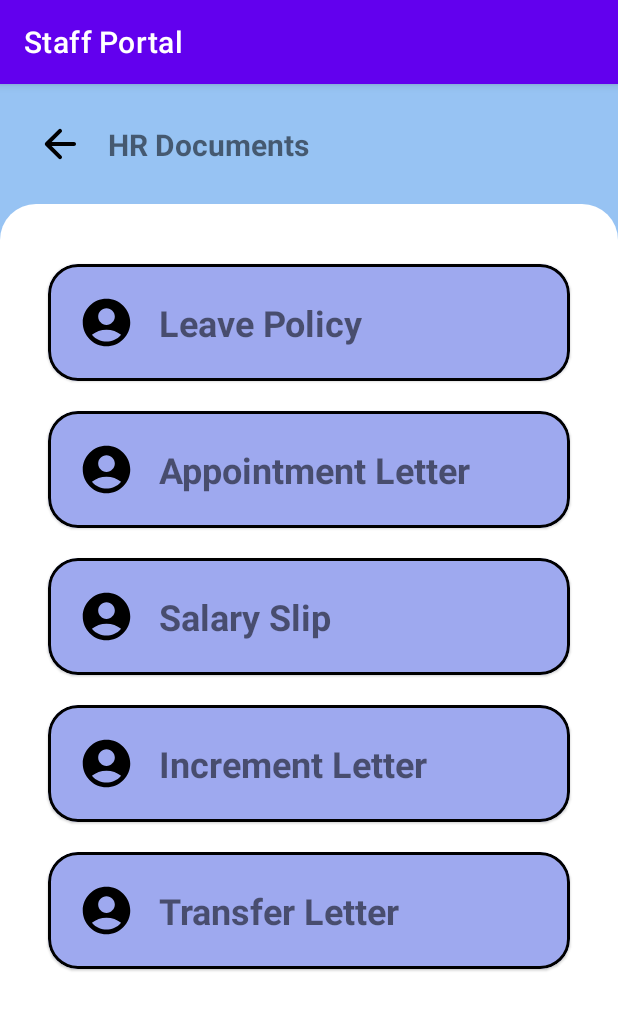
After one commit to harshpatel99/Staff_Portal_by_UnifiedPTS, an Android app: the fragment HRDocumentsHomeFragment shown on its own in the app's theme, on a phone screen of 412 x 824 dp. The commit adds this screen. Shown: the top 1010 px of the screen. Run offline under Robolectric (Android 15) with nearby library versions, the phone set to English and light mode, and no system bars.

Commit message:
Started with HR documetns

```diff
--- /dev/null
+++ b/app/src/main/java/com/unifiedpts/staffportal/fragment/HRDocumentsHomeFragment.kt
@@ -0,0 +1,60 @@
+package com.unifiedpts.staffportal.fragment
+
+import android.os.Bundle
+import androidx.fragment.app.Fragment
+import android.view.LayoutInflater
+import android.view.View
+import android.view.ViewGroup
+import com.unifiedpts.staffportal.R
+
+// TODO: Rename parameter arguments, choose names that match
+// the fragment initialization parameters, e.g. ARG_ITEM_NUMBER
+private const val ARG_PARAM1 = "param1"
+private const val ARG_PARAM2 = "param2"
+
+/**
+ * A simple [Fragment] subclass.
+ * Use the [HRDocumentsHomeFragment.newInstance] factory method to
+ * create an instance of this fragment.
+ */
+class HRDocumentsHomeFragment : Fragment() {
+    // TODO: Rename and change types of parameters
+    private var param1: String? = null
+    private var param2: String? = null
+
+    override fun onCreate(savedInstanceState: Bundle?) {
+        super.onCreate(savedInstanceState)
+        arguments?.let {
+            param1 = it.getString(ARG_PARAM1)
+            param2 = it.getString(ARG_PARAM2)
+        }
+    }
+
+    override fun onCreateView(
+        inflater: LayoutInflater, container: ViewGroup?,
+        savedInstanceState: Bundle?
+    ): View? {
+        // Inflate the layout for this fragment
+        return inflater.inflate(R.layout.fragment_h_r_documents_home, container, false)
+    }
+
+    companion object {
+        /**
+         * Use this factory method to create a new instance of
+         * this fragment using the provided parameters.
+         *
+         * @param param1 Parameter 1.
+         * @param param2 Parameter 2.
+         * @return A new instance of fragment HRDocumentsHomeFragment.
+         */
+        // TODO: Rename and change types and number of parameters
+        @JvmStatic
+        fun newInstance(param1: String, param2: String) =
+            HRDocumentsHomeFragment().apply {
+                arguments = Bundle().apply {
+                    putString(ARG_PARAM1, param1)
+                    putString(ARG_PARAM2, param2)
+                }
+            }
+    }
+}
--- /dev/null
+++ b/app/src/main/java/com/unifiedpts/staffportal/fragment/SalarySlipFragment.kt
@@ -0,0 +1,60 @@
+package com.unifiedpts.staffportal.fragment
+
+import android.os.Bundle
+import androidx.fragment.app.Fragment
+import android.view.LayoutInflater
+import android.view.View
+import android.view.ViewGroup
+import com.unifiedpts.staffportal.R
+
+// TODO: Rename parameter arguments, choose names that match
+// the fragment initialization parameters, e.g. ARG_ITEM_NUMBER
+private const val ARG_PARAM1 = "param1"
+private const val ARG_PARAM2 = "param2"
+
+/**
+ * A simple [Fragment] subclass.
+ * Use the [SalarySlipFragment.newInstance] factory method to
+ * create an instance of this fragment.
+ */
+class SalarySlipFragment : Fragment() {
+    // TODO: Rename and change types of parameters
+    private var param1: String? = null
+    private var param2: String? = null
+
+    override fun onCreate(savedInstanceState: Bundle?) {
+        super.onCreate(savedInstanceState)
+        arguments?.let {
+            param1 = it.getString(ARG_PARAM1)
+            param2 = it.getString(ARG_PARAM2)
+        }
+    }
+
+    override fun onCreateView(
+        inflater: LayoutInflater, container: ViewGroup?,
+        savedInstanceState: Bundle?
+    ): View? {
+        // Inflate the layout for this fragment
+        return inflater.inflate(R.layout.fragment_salary_slip, container, false)
+    }
+
+    companion object {
+        /**
+         * Use this factory method to create a new instance of
+         * this fragment using the provided parameters.
+         *
+         * @param param1 Parameter 1.
+         * @param param2 Parameter 2.
+         * @return A new instance of fragment SalarySlipFragment.
+         */
+        // TODO: Rename and change types and number of parameters
+        @JvmStatic
+        fun newInstance(param1: String, param2: String) =
+            SalarySlipFragment().apply {
+                arguments = Bundle().apply {
+                    putString(ARG_PARAM1, param1)
+                    putString(ARG_PARAM2, param2)
+                }
+            }
+    }
+}
--- /dev/null
+++ b/app/src/main/res/layout/fragment_h_r_documents_home.xml
@@ -0,0 +1,288 @@
+<?xml version="1.0" encoding="utf-8"?>
+<androidx.constraintlayout.widget.ConstraintLayout xmlns:android="http://schemas.android.com/apk/res/android"
+    xmlns:app="http://schemas.android.com/apk/res-auto"
+    xmlns:tools="http://schemas.android.com/tools"
+    android:layout_width="match_parent"
+    android:layout_height="match_parent"
+    android:background="@color/primary_color_home"
+    tools:context=".fragment.HRDocumentsHomeFragment">
+
+    <ImageView
+        android:id="@+id/hrDocumentHomeBackImageView"
+        android:layout_width="32dp"
+        android:layout_height="32dp"
+        android:layout_marginStart="24dp"
+        android:layout_marginTop="24dp"
+        android:layout_marginBottom="16dp"
+        android:src="@drawable/round_arrow_back_24"
+        app:layout_constraintLeft_toLeftOf="parent"
+        app:layout_constraintTop_toTopOf="parent" />
+
+    <TextView
+        android:id="@+id/hrDocumentHomePrimaryTextView"
+        android:layout_width="wrap_content"
+        android:layout_height="wrap_content"
+        android:layout_marginStart="16dp"
+        android:text="@string/hr_documents"
+        android:textSize="@dimen/app_title_text_size"
+        android:textStyle="bold"
+        app:layout_constraintBottom_toBottomOf="@id/hrDocumentHomeBackImageView"
+        app:layout_constraintStart_toEndOf="@id/hrDocumentHomeBackImageView"
+        app:layout_constraintTop_toTopOf="@id/hrDocumentHomeBackImageView" />
+
+    <ImageView
+        android:id="@+id/hrDocumentHomeCornerImageView"
+        android:layout_width="match_parent"
+        android:layout_height="match_parent"
+        android:layout_marginTop="80dp"
+        android:src="@drawable/top_rounded_corners"
+        app:layout_constraintLeft_toLeftOf="parent"
+        app:layout_constraintStart_toEndOf="@id/hrDocumentHomePrimaryTextView"
+        app:layout_constraintTop_toBottomOf="@id/hrDocumentHomePrimaryTextView" />
+
+    <com.google.android.material.card.MaterialCardView
+        android:id="@+id/hrDocumentMenuLeavePolicyButtonCardView"
+        android:layout_width="match_parent"
+        android:layout_height="wrap_content"
+        android:layout_marginStart="32dp"
+        android:layout_marginTop="120dp"
+        android:layout_marginEnd="32dp"
+        app:cardBackgroundColor="@color/action_button_home"
+        app:cardCornerRadius="@dimen/corner_radius_card_button"
+        app:layout_constraintStart_toStartOf="parent"
+        app:layout_constraintEnd_toEndOf="parent"
+        app:layout_constraintTop_toTopOf="parent"
+        app:layout_constraintVertical_chainStyle="packed"
+        app:strokeColor="@color/black"
+        app:strokeWidth="2dp">
+
+        <androidx.constraintlayout.widget.ConstraintLayout
+            android:layout_width="match_parent"
+            android:layout_height="match_parent">
+
+            <ImageView
+                android:id="@+id/hrDocumentMenuLeavePolicyCardImageView"
+                android:layout_width="38dp"
+                android:layout_height="38dp"
+                android:layout_marginEnd="20dp"
+                android:layout_marginStart="20dp"
+                android:layout_marginTop="20dp"
+                android:layout_marginBottom="20dp"
+                android:src="@drawable/round_account_circle_24"
+                app:layout_constraintStart_toStartOf="parent"
+                app:layout_constraintBottom_toBottomOf="parent"
+                app:layout_constraintTop_toTopOf="parent" />
+
+            <TextView
+                android:id="@+id/hrDocumentMenuLeavePolicyCardTextView"
+                android:layout_width="wrap_content"
+                android:layout_height="wrap_content"
+                android:layout_marginStart="16dp"
+                android:text="@string/leave_policy"
+                android:textSize="24sp"
+                android:textStyle="bold"
+                app:layout_constraintBottom_toBottomOf="@id/hrDocumentMenuLeavePolicyCardImageView"
+                app:layout_constraintStart_toEndOf="@id/hrDocumentMenuLeavePolicyCardImageView"
+                app:layout_constraintTop_toTopOf="@id/hrDocumentMenuLeavePolicyCardImageView" />
+
+        </androidx.constraintlayout.widget.ConstraintLayout>
+
+    </com.google.android.material.card.MaterialCardView>
+
+    <com.google.android.material.card.MaterialCardView
+        android:id="@+id/hrDocumentMenuAppointmentLetterButtonCardView"
+        android:layout_width="match_parent"
+        android:layout_height="wrap_content"
+        android:layout_marginStart="32dp"
+        android:layout_marginTop="20dp"
+        android:layout_marginEnd="32dp"
+        app:cardBackgroundColor="@color/action_button_home"
+        app:cardCornerRadius="@dimen/corner_radius_card_button"
+        app:layout_constraintStart_toStartOf="parent"
+        app:layout_constraintEnd_toEndOf="parent"
+        app:layout_constraintTop_toBottomOf="@id/hrDocumentMenuLeavePolicyButtonCardView"
+        app:layout_constraintVertical_chainStyle="packed"
+        app:strokeColor="@color/black"
+        app:strokeWidth="2dp">
+
+        <androidx.constraintlayout.widget.ConstraintLayout
+            android:layout_width="match_parent"
+            android:layout_height="match_parent">
+
+            <ImageView
+                android:id="@+id/hrDocumentMenuAppointmentLetterCardImageView"
+                android:layout_width="38dp"
+                android:layout_height="38dp"
+                android:layout_marginEnd="20dp"
+                android:layout_marginStart="20dp"
+                android:layout_marginTop="20dp"
+                android:layout_marginBottom="20dp"
+                android:src="@drawable/round_account_circle_24"
+                app:layout_constraintStart_toStartOf="parent"
+                app:layout_constraintBottom_toBottomOf="parent"
+                app:layout_constraintTop_toTopOf="parent" />
+
+            <TextView
+                android:id="@+id/hrDocumentMenuAppointmentLetterCardTextView"
+                android:layout_width="wrap_content"
+                android:layout_height="wrap_content"
+                android:layout_marginStart="16dp"
+                android:text="@string/appointment_letter"
+                android:textSize="24sp"
+                android:textStyle="bold"
+                app:layout_constraintBottom_toBottomOf="@id/hrDocumentMenuAppointmentLetterCardImageView"
+                app:layout_constraintStart_toEndOf="@id/hrDocumentMenuAppointmentLetterCardImageView"
+                app:layout_constraintTop_toTopOf="@id/hrDocumentMenuAppointmentLetterCardImageView" />
+
+        </androidx.constraintlayout.widget.ConstraintLayout>
+
+    </com.google.android.material.card.MaterialCardView>
+
+    <com.google.android.material.card.MaterialCardView
+        android:id="@+id/hrDocumentMenuSalarySlipButtonCardView"
+        android:layout_width="match_parent"
+        android:layout_height="wrap_content"
+        android:layout_marginStart="32dp"
+        android:layout_marginTop="20dp"
+        android:layout_marginEnd="32dp"
+        app:cardBackgroundColor="@color/action_button_home"
+        app:cardCornerRadius="@dimen/corner_radius_card_button"
+        app:layout_constraintStart_toStartOf="parent"
+        app:layout_constraintEnd_toEndOf="parent"
+        app:layout_constraintTop_toBottomOf="@id/hrDocumentMenuAppointmentLetterButtonCardView"
+        app:layout_constraintVertical_chainStyle="packed"
+        app:strokeColor="@color/black"
+        app:strokeWidth="2dp">
+
+        <androidx.constraintlayout.widget.ConstraintLayout
+            android:layout_width="match_parent"
+            android:layout_height="match_parent">
+
+            <ImageView
+                android:id="@+id/hrDocumentMenuSalarySlipCardImageView"
+                android:layout_width="38dp"
+                android:layout_height="38dp"
+                android:layout_marginEnd="20dp"
+                android:layout_marginStart="20dp"
+                android:layout_marginTop="20dp"
+                android:layout_marginBottom="20dp"
+                android:src="@drawable/round_account_circle_24"
+                app:layout_constraintStart_toStartOf="parent"
+                app:layout_constraintBottom_toBottomOf="parent"
+                app:layout_constraintTop_toTopOf="parent" />
+
+            <TextView
+                android:id="@+id/hrDocumentMenuSalarySlipCardTextView"
+                android:layout_width="wrap_content"
+                android:layout_height="wrap_content"
+                android:layout_marginStart="16dp"
+                android:text="@string/salary_slip"
+                android:textSize="24sp"
+                android:textStyle="bold"
+                app:layout_constraintBottom_toBottomOf="@id/hrDocumentMenuSalarySlipCardImageView"
+                app:layout_constraintStart_toEndOf="@id/hrDocumentMenuSalarySlipCardImageView"
+                app:layout_constraintTop_toTopOf="@id/hrDocumentMenuSalarySlipCardImageView" />
+
+        </androidx.constraintlayout.widget.ConstraintLayout>
+
+    </com.google.android.material.card.MaterialCardView>
+
+    <com.google.android.material.card.MaterialCardView
+        android:id="@+id/hrDocumentMenuIncrementLetterButtonCardView"
+        android:layout_width="match_parent"
+        android:layout_height="wrap_content"
+        android:layout_marginStart="32dp"
+        android:layout_marginTop="20dp"
+        android:layout_marginEnd="32dp"
+        app:cardBackgroundColor="@color/action_button_home"
+        app:cardCornerRadius="@dimen/corner_radius_card_button"
+        app:layout_constraintStart_toStartOf="parent"
+        app:layout_constraintEnd_toEndOf="parent"
+        app:layout_constraintTop_toBottomOf="@id/hrDocumentMenuSalarySlipButtonCardView"
+        app:layout_constraintVertical_chainStyle="packed"
+        app:strokeColor="@color/black"
+        app:strokeWidth="2dp">
+
+        <androidx.constraintlayout.widget.ConstraintLayout
+            android:layout_width="match_parent"
+            android:layout_height="match_parent">
+
+            <ImageView
+                android:id="@+id/hrDocumentMenuIncrementLetterCardImageView"
+                android:layout_width="38dp"
+                android:layout_height="38dp"
+                android:layout_marginEnd="20dp"
+                android:layout_marginStart="20dp"
+                android:layout_marginTop="20dp"
+                android:layout_marginBottom="20dp"
+                android:src="@drawable/round_account_circle_24"
+                app:layout_constraintStart_toStartOf="parent"
+                app:layout_constraintBottom_toBottomOf="parent"
+                app:layout_constraintTop_toTopOf="parent" />
+
+            <TextView
+                android:id="@+id/hrDocumentMenuIncrementLetterCardTextView"
+                android:layout_width="wrap_content"
+                android:layout_height="wrap_content"
+                android:layout_marginStart="16dp"
+                android:text="@string/increment_letter"
+                android:textSize="24sp"
+                android:textStyle="bold"
+                app:layout_constraintBottom_toBottomOf="@id/hrDocumentMenuIncrementLetterCardImageView"
+                app:layout_constraintStart_toEndOf="@id/hrDocumentMenuIncrementLetterCardImageView"
+                app:layout_constraintTop_toTopOf="@id/hrDocumentMenuIncrementLetterCardImageView" />
+
+        </androidx.constraintlayout.widget.ConstraintLayout>
+
+    </com.google.android.material.card.MaterialCardView>
+
+    <com.google.android.material.card.MaterialCardView
+        android:id="@+id/hrDocumentMenuTransferLetterButtonCardView"
+        android:layout_width="match_parent"
+        android:layout_height="wrap_content"
+        android:layout_marginStart="32dp"
+        android:layout_marginTop="20dp"
+        android:layout_marginEnd="32dp"
+        app:cardBackgroundColor="@color/action_button_home"
+        app:cardCornerRadius="@dimen/corner_radius_card_button"
+        app:layout_constraintStart_toStartOf="parent"
+        app:layout_constraintEnd_toEndOf="parent"
+        app:layout_constraintTop_toBottomOf="@id/hrDocumentMenuIncrementLetterButtonCardView"
+        app:layout_constraintVertical_chainStyle="packed"
+        app:strokeColor="@color/black"
+        app:strokeWidth="2dp">
+
+        <androidx.constraintlayout.widget.ConstraintLayout
+            android:layout_width="match_parent"
+            android:layout_height="match_parent">
+
+            <ImageView
+                android:id="@+id/hrDocumentMenuTransferLetterCardImageView"
+                android:layout_width="38dp"
+                android:layout_height="38dp"
+                android:layout_marginEnd="20dp"
+                android:layout_marginStart="20dp"
+                android:layout_marginTop="20dp"
+                android:layout_marginBottom="20dp"
+                android:src="@drawable/round_account_circle_24"
+                app:layout_constraintStart_toStartOf="parent"
+                app:layout_constraintBottom_toBottomOf="parent"
+                app:layout_constraintTop_toTopOf="parent" />
+
+            <TextView
+                android:id="@+id/hrDocumentMenuTransferLetterCardTextView"
+                android:layout_width="wrap_content"
+                android:layout_height="wrap_content"
+                android:layout_marginStart="16dp"
+                android:text="@string/transfer_letter"
+                android:textSize="24sp"
+                android:textStyle="bold"
+                app:layout_constraintBottom_toBottomOf="@id/hrDocumentMenuTransferLetterCardImageView"
+                app:layout_constraintStart_toEndOf="@id/hrDocumentMenuTransferLetterCardImageView"
+                app:layout_constraintTop_toTopOf="@id/hrDocumentMenuTransferLetterCardImageView" />
+
+        </androidx.constraintlayout.widget.ConstraintLayout>
+
+    </com.google.android.material.card.MaterialCardView>
+
+</androidx.constraintlayout.widget.ConstraintLayout>
--- /dev/null
+++ b/app/src/main/res/layout/fragment_salary_slip.xml
@@ -0,0 +1,14 @@
+<?xml version="1.0" encoding="utf-8"?>
+<FrameLayout xmlns:android="http://schemas.android.com/apk/res/android"
+    xmlns:tools="http://schemas.android.com/tools"
+    android:layout_width="match_parent"
+    android:layout_height="match_parent"
+    tools:context=".fragment.SalarySlipFragment">
+
+    <!-- TODO: Update blank fragment layout -->
+    <TextView
+        android:layout_width="match_parent"
+        android:layout_height="match_parent"
+        android:text="@string/hello_blank_fragment" />
+
+</FrameLayout>
--- a/app/src/main/res/values/strings.xml
+++ b/app/src/main/res/values/strings.xml
@@ -27,4 +27,9 @@
     <string name="balance_details">Balance Details</string>
     <string name="amount">Amount</string>
     <string name="apply_for_leave">Apply for Leave</string>
+    <string name="leave_policy">Leave Policy</string>
+    <string name="appointment_letter">Appointment Letter</string>
+    <string name="salary_slip">Salary Slip</string>
+    <string name="increment_letter">Increment Letter</string>
+    <string name="transfer_letter">Transfer Letter</string>
 </resources>
```
